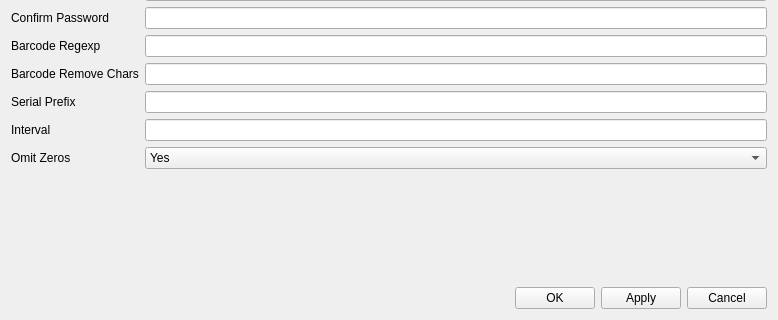
The window that QData/settingsdialog.ui (pr4u4t/automatron3000) describes before a commit, drawn with Qt 5; both pictures show x 0 to 778 and y 172 to 492 of the 778 by 492 pixel window.
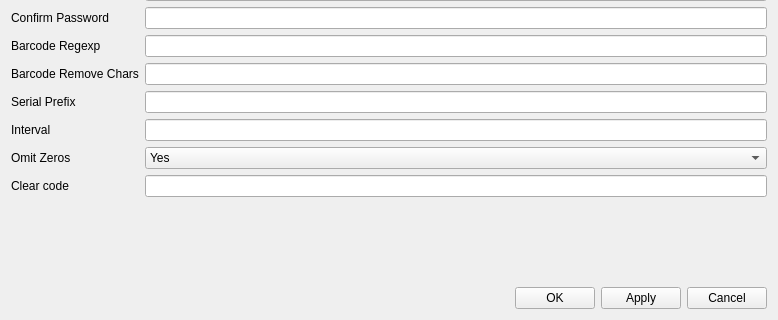
The same window after the commit. Custom widgets are drawn as their Qt base class.

Commit message: Added clear code for QData

```diff
--- a/QData/settingsdialog.ui
+++ b/QData/settingsdialog.ui
@@ -180,6 +180,16 @@
        </item>
       </widget>
      </item>
+     <item row="12" column="0">
+      <widget class="QLabel" name="label_11">
+       <property name="text">
+        <string>Clear code</string>
+       </property>
+      </widget>
+     </item>
+     <item row="12" column="1">
+      <widget class="QLineEdit" name="clearCode"/>
+     </item>
     </layout>
    </item>
    <item>
```
The commit also changes 75 other files.
